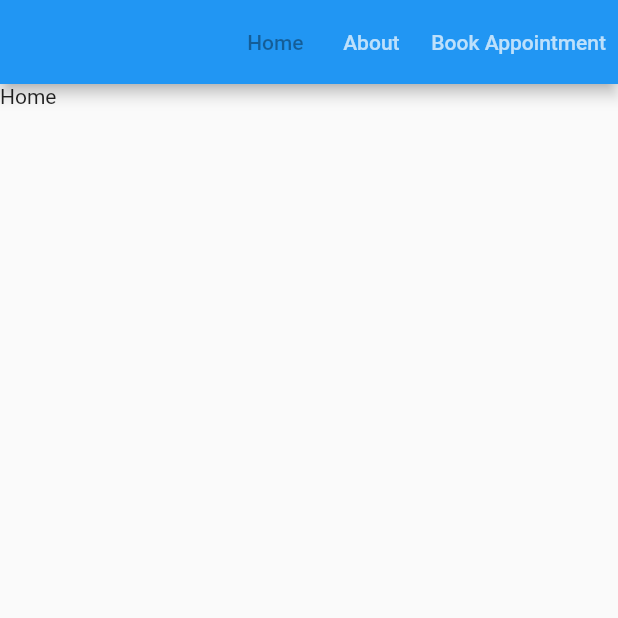
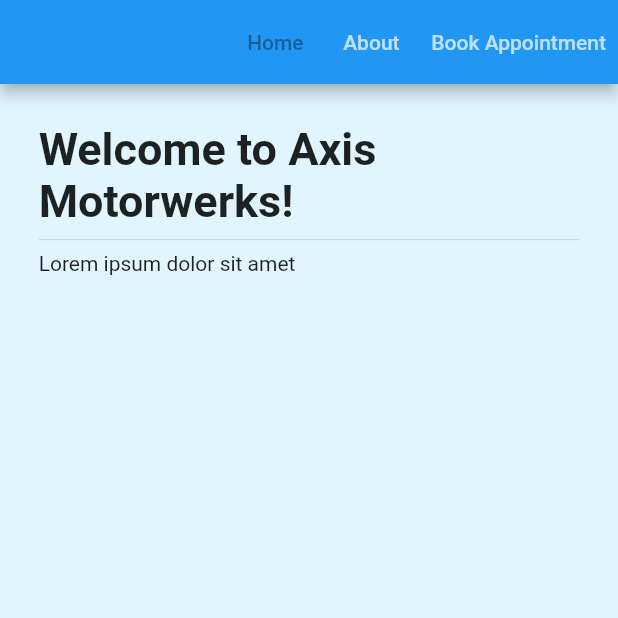
Before and after one commit to Matthew-MT/AxisMotorwerks, a Flutter app: the screen it shows after launch, on a phone screen of 412 x 824 dp, the top half of it. Run offline on Flutter 3.47's test engine with Material 2 defaults, Android fonts, the phone set to English and light mode, and no system bars.

Commit message:
Made a basic homepage with a header and a textbox, and created a style that automatically resizes depending on the screen size.

```diff
--- a/website/lib/main.dart
+++ b/website/lib/main.dart
@@ -1,5 +1,6 @@
 import 'package:flutter/material.dart';
 import './widgets/appointment.dart';
+import './pages/home.dart';
 
 class PageData {
   final String name;
@@ -25,7 +26,7 @@ class App extends StatefulWidget {
 class _AppState extends State<App> {
   // Add pages here
   final List<PageData> pages = [
-    PageData.home(body: const Text("Home")),
+    PageData.home(body: const Homepage()),
     PageData.basic(name: "About", body: const Text("About us")),
     PageData.basic(name: "Book Appointment", body: const BookAppointment()),
   ];
--- /dev/null
+++ b/website/lib/pages/home.dart
@@ -0,0 +1,45 @@
+import 'package:flutter/material.dart';
+
+class Homepage extends StatelessWidget {
+  const Homepage({super.key});
+
+  @override
+  Widget build(BuildContext context) {
+    final
+      width = MediaQuery.of(context).size.width;
+    return Container(
+      alignment: Alignment.topLeft,
+      margin: EdgeInsets.only(
+        left: width > 1024 ? (width - 1024) / 4 : 0,
+        right: width > 1024 ? (width - 1024) / 4 : 0,
+      ),
+      padding: EdgeInsets.all(width / 16),
+      decoration: BoxDecoration(
+        color: Colors.lightBlue[50],
+        boxShadow: [
+          BoxShadow(
+            color: Colors.grey.withOpacity(0.5),
+            spreadRadius: 5,
+            blurRadius: 7,
+            offset: const Offset(0, 3), // changes position of shadow
+          ),
+        ],
+      ),
+      child: Column(
+        mainAxisSize: MainAxisSize.min,
+        crossAxisAlignment: CrossAxisAlignment.start,
+        children: const [
+          Text(
+            "Welcome to Axis Motorwerks!",
+            style: TextStyle(
+              fontWeight: FontWeight.bold,
+              fontSize: 30,
+            ),
+          ),
+          Divider(),
+          Text("Lorem ipsum dolor sit amet"),
+        ]
+      ),
+    );
+  }
+}
```
